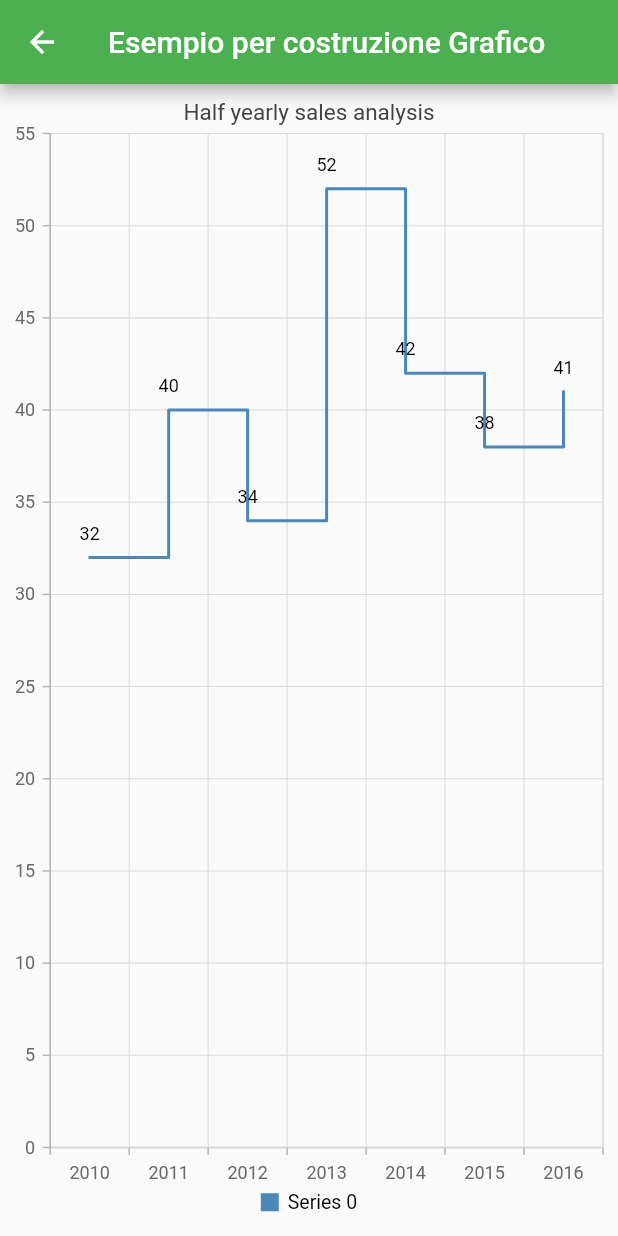
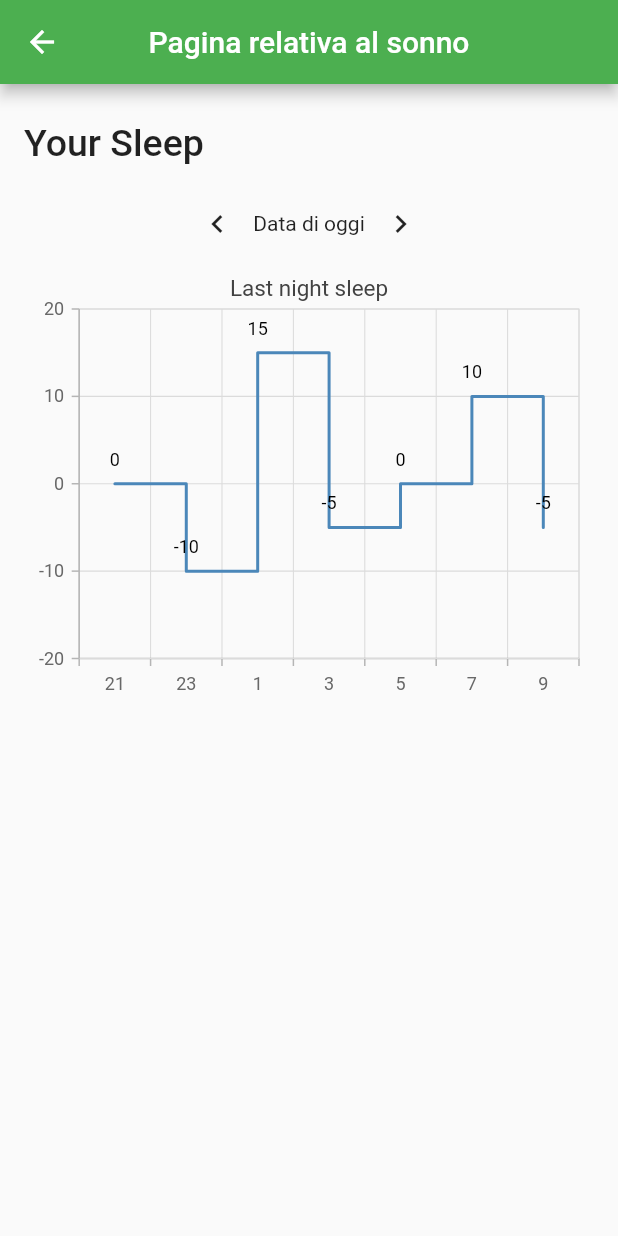
Before and after one commit to paologeroin/pim_group, a Flutter app: the SleepPage screen opened directly, on a phone screen of 412 x 824 dp. Run offline on Flutter 3.47's test engine with Material 2 defaults, Android fonts, the phone set to English and light mode, and no system bars; our stand-ins replace flutter_login, material_design_icons_flutter, quickalert, syncfusion_flutter_charts.

Commit message:
some changes to SleepPage

```diff
--- a/project/lib/pages/SleepPage.dart
+++ b/project/lib/pages/SleepPage.dart
@@ -12,7 +12,7 @@ class _SleepPageState extends State<SleepPage> {
   @override
   Widget build(BuildContext context) {
     return Scaffold(
-      appBar: AppBar(title: const Text ('Esempio per costruzione Grafico',
+      appBar: AppBar(title: const Text ('Pagina relativa al sonno',
       textAlign: TextAlign.center),
       centerTitle: true,
       leading: IconButton(
@@ -25,14 +25,37 @@ class _SleepPageState extends State<SleepPage> {
         ),
       ),
       ),
-      body: Center(
+      body: Container(
+        padding: EdgeInsets.only(left: 16, top: 25, right: 16),
+          child: ListView(
+            children: [
+              Text(
+                "Your Sleep",
+                style: TextStyle(fontSize: 25, fontWeight: FontWeight.w500),
+              ),
+              SizedBox(
+                height: 15,
+              ),
+              Row(
+                mainAxisAlignment: MainAxisAlignment.center,
+                children: [
+                  IconButton( //freccia di sinistra
+                      icon: const Icon(Icons.navigate_before),
+                      onPressed: () {}),
+                  Text('Data di oggi'),
+                  IconButton(
+                      icon: const Icon(Icons.navigate_next),
+                      onPressed: () {})
+                ],
+              ),
+              Center(
                 child: Container(
                     //Initialize chart
                     child: SfCartesianChart(
                       // Chart title text
-              title: ChartTitle(text: 'Half yearly sales analysis'),
+                      title: ChartTitle(text: 'Last night sleep'),
                       // Enables the legend
-              legend: Legend(isVisible: true),
+                      legend: Legend(isVisible: false),
                       // Initialize category axis
                       primaryXAxis: CategoryAxis(),
                       series: <ChartSeries>[
@@ -42,13 +65,13 @@ class _SleepPageState extends State<SleepPage> {
                           enableTooltip: true,
                           dataSource: [
                               // Bind data source
-                      ChartData(2010, 32),
-                      ChartData(2011, 40),
-                      ChartData(2012, 34),
-                      ChartData(2013, 52),
-                      ChartData(2014, 42),
-                      ChartData(2015, 38),
-                      ChartData(2016, 41),
+                              ChartData(21, 0),
+                              ChartData(23, -10),
+                              ChartData(1, 15),
+                              ChartData(3, -5),
+                              ChartData(5, 0),
+                              ChartData(7, 10),
+                              ChartData(9, -5),
                           ],
                           xValueMapper: (ChartData data, _) => data.x,
                           yValueMapper: (ChartData data, _) => data.y,
@@ -58,8 +81,9 @@ class _SleepPageState extends State<SleepPage> {
                     ])
                 )
         )
-    );
-  }
+      ])
+    )
+  );}
 }
 
 class ChartData {
```
Also changed, not shown: project/pubspec.lock. Lines whose indentation alone changed are shown as unchanged.
